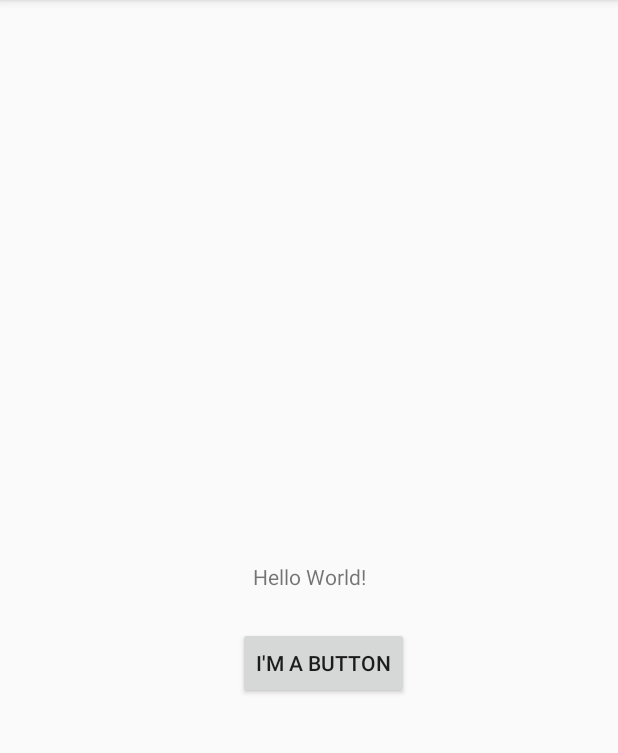
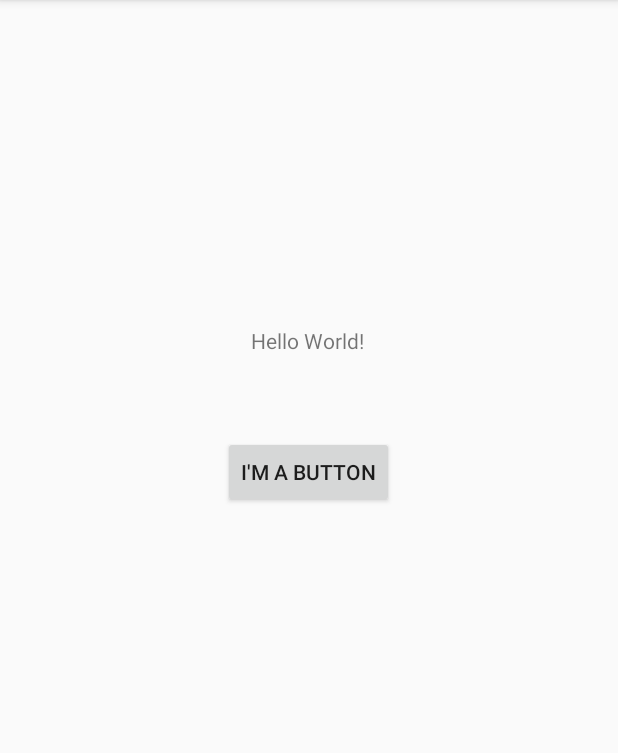
Before and after one commit to ChristineAu-Yeung/AndroidAssignments, an Android app: the MainActivity screen opened directly, with no data from a screen before it, on a phone screen of 412 x 824 dp, the part 84-837 px from its top. Run offline under Robolectric (Android 15) with nearby library versions, the phone set to English and light mode, and no system bars.

Commit message:
Finished Assignment2Part3

```diff
--- a/app/src/main/java/com/example/androidassignments/MainActivity.java
+++ b/app/src/main/java/com/example/androidassignments/MainActivity.java
@@ -16,7 +16,7 @@ import android.widget.Toast;
 public class MainActivity extends AppCompatActivity {
 
     protected static final String ACTIVITY_NAME = "MainActivity";
-    Button button;
+    Button button, startButton;
 
     @Override
     protected void onCreate(Bundle savedInstanceState) {
@@ -30,6 +30,15 @@ public class MainActivity extends AppCompatActivity {
             public void onClick(View view) {
                 Intent intent = new Intent(MainActivity.this, ListItemsActivity.class);
                 startActivityForResult(intent,10);
+            }
+        });
+        startButton = (Button) findViewById(R.id.startChatButton);
+        startButton.setOnClickListener(new View.OnClickListener() {
+            @Override
+            public void onClick(View view) {
+                Log.i(ACTIVITY_NAME,"User clicked Start Chat");
+                Intent intent = new Intent(MainActivity.this, ChatWindow.class);
+                startActivity(intent);
             }
         });
     }
--- a/app/src/main/res/layout/activity_main.xml
+++ b/app/src/main/res/layout/activity_main.xml
@@ -12,22 +12,41 @@
         android:layout_height="wrap_content"
         android:text="@string/hello_message"
         app:layout_constraintBottom_toBottomOf="parent"
+        app:layout_constraintHorizontal_bias="0.498"
         app:layout_constraintLeft_toLeftOf="parent"
         app:layout_constraintRight_toRightOf="parent"
-        app:layout_constraintTop_toTopOf="parent" />
+        app:layout_constraintTop_toTopOf="parent"
+        app:layout_constraintVertical_bias="0.29" />
 
     <Button
         android:id="@+id/mainActivityButton"
         android:layout_width="wrap_content"
         android:layout_height="wrap_content"
-        android:layout_marginStart="159dp"
         android:layout_marginTop="15dp"
-        android:layout_marginEnd="140dp"
         android:layout_marginBottom="293dp"
         android:text="@string/ButtonText"
         app:layout_constraintBottom_toBottomOf="parent"
         app:layout_constraintEnd_toEndOf="parent"
+        app:layout_constraintHorizontal_bias="0.498"
         app:layout_constraintStart_toStartOf="parent"
-        app:layout_constraintTop_toBottomOf="@+id/textView"/>
+        app:layout_constraintTop_toBottomOf="@+id/textView"
+        app:layout_constraintVertical_bias="0.22" />
+
+    <Button
+        android:id="@+id/startChatButton"
+        android:layout_width="wrap_content"
+        android:layout_height="wrap_content"
+        android:layout_marginStart="306dp"
+        android:layout_marginTop="31dp"
+        android:layout_marginEnd="306dp"
+        android:layout_marginBottom="452dp"
+        android:text="@string/startchat"
+        app:layout_constraintBottom_toBottomOf="parent"
+        app:layout_constraintEnd_toEndOf="parent"
+        app:layout_constraintHorizontal_bias="0.503"
+        app:layout_constraintStart_toStartOf="parent"
+        app:layout_constraintTop_toBottomOf="@+id/mainActivityButton"
+        app:layout_constraintVertical_bias="0.0" />
+
 
 </androidx.constraintlayout.widget.ConstraintLayout>
--- a/app/src/main/res/values/strings.xml
+++ b/app/src/main/res/values/strings.xml
@@ -14,4 +14,6 @@
     <string name="cancel">Cancel</string>
     <string name="switchon">Switch is on</string>
     <string name="switchoff">Switch is off</string>
+    <string name="startchat">Start Chat</string>
+    <string name="send">Send</string>
 </resources>
```
Also changed, not shown: app/src/main/AndroidManifest.xml (+8 -5 lines), app/src/main/java/com/example/androidassignments/ChatWindow.java (added, +75 -0 lines), app/src/main/res/layout/activity_chat_window.xml (added, +37 -0 lines), app/src/main/res/layout/chat_row_incoming.xml (added, +24 -0 lines), app/src/main/res/layout/chat_row_outgoing.xml (added, +23 -0 lines), 1 other file.
